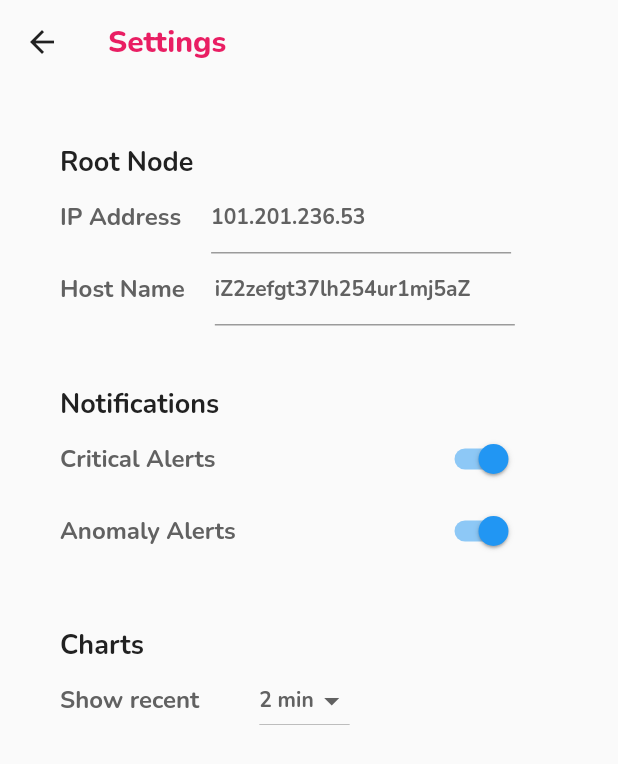
After one commit to es94129/monidata, a Flutter app: the SettingsPage screen opened by its route, on a phone screen of 412 x 824 dp. The commit adds this screen. Shown: the top 764 px of the screen. Run offline on Flutter 3.47's test engine with Material 2 defaults, Android fonts, the phone set to English and light mode, and no system bars; our stand-ins replace fl_chart, flutter_local_notifications.

Commit message:
Add settings page

```diff
--- a/lib/main.dart
+++ b/lib/main.dart
@@ -2,6 +2,7 @@ import 'package:flutter/material.dart';
 
 import 'overview.dart';
 import 'node_list.dart';
+import 'settings.dart';
 import 'service/notification_service.dart';
 
 Future<void> main() async {
@@ -44,6 +45,7 @@ class MyApp extends StatelessWidget {
       routes: {
         '/node_list': (context) => NodeListPage(),
         '/overview': (context) => OverviewPage(),
+        '/settings': (context) => SettingsPage(),
       },
     );
   }
@@ -67,11 +69,19 @@ class MyHomePage extends StatelessWidget {
   Widget build(BuildContext context) {
     return Scaffold(
         appBar: AppBar(
-          backgroundColor: Color(0x00ffffff),
+          backgroundColor: Color(0xffffff),
           elevation: 0,
           title: Text(
             this.title,
           ),
+          actions: <Widget>[
+            IconButton(
+                color: Colors.black54,
+                icon: const Icon(Icons.settings),
+                onPressed: () {
+                  Navigator.pushNamed(context, '/settings');
+                }),
+          ],
         ),
         body: Center(
           child: Column(
--- /dev/null
+++ b/lib/settings.dart
@@ -0,0 +1,145 @@
+import 'package:flutter/material.dart';
+
+class SettingsPage extends StatefulWidget {
+  @override
+  State<StatefulWidget> createState() => _SettingsState();
+}
+
+class _SettingsState extends State<SettingsPage> {
+  bool criticalOn;
+  bool anomalyOn;
+  int windowMinutes = 2;
+
+  TextStyle settingSectionStyle = TextStyle(
+    color: Color(0xff212121),
+    fontWeight: FontWeight.bold,
+    fontSize: 18,
+  );
+
+  TextStyle settingSpecifierStyle = TextStyle(
+    color: Color(0xff616161),
+    fontWeight: FontWeight.bold,
+    fontSize: 16,
+  );
+
+  Widget createSwitch(String specifier, bool value) {
+    return Row(
+      children: <Widget>[
+        SizedBox(
+          width: 250,
+          child: Text(
+            specifier,
+            style: settingSpecifierStyle,
+          ),
+        ),
+        Switch(
+          value: value,
+          onChanged: (bool newValue) {
+            setState(() {
+              criticalOn = newValue;
+            });
+          },
+        ),
+      ],
+    );
+  }
+
+  @override
+  void initState() {
+    criticalOn = anomalyOn = true;
+  }
+
+  @override
+  Widget build(BuildContext context) {
+    return Scaffold(
+        appBar: AppBar(
+          backgroundColor: Color(0x00ffffff),
+          elevation: 0,
+          title: Text('Settings'),
+          iconTheme: Theme.of(context).iconTheme,
+        ),
+        body: GestureDetector(
+          onTap: () {
+            FocusScopeNode currentFocus = FocusScope.of(context);
+            if (!currentFocus.hasPrimaryFocus &&
+                currentFocus.focusedChild != null) {
+              FocusManager.instance.primaryFocus.unfocus();
+            }
+          },
+          child: Container(
+            padding: const EdgeInsets.all(40),
+            child: Column(
+              crossAxisAlignment: CrossAxisAlignment.stretch,
+              children: <Widget>[
+                Text('Root Node', style: settingSectionStyle),
+                Row(
+                  children: <Widget>[
+                    Text('IP Address', style: settingSpecifierStyle),
+                    SizedBox(
+                      width: 20,
+                    ),
+                    SizedBox(
+                      width: 200,
+                      child: TextFormField(
+                        initialValue: '101.201.236.53',
+                        style: Theme.of(context).primaryTextTheme.bodyText2,
+                      ),
+                    ),
+                  ],
+                ),
+                Row(
+                  children: <Widget>[
+                    Text('Host Name', style: settingSpecifierStyle),
+                    SizedBox(
+                      width: 20,
+                    ),
+                    SizedBox(
+                      width: 200,
+                      child: TextFormField(
+                        initialValue: 'iZ2zefgt37lh254ur1mj5aZ',
+                        style: Theme.of(context).primaryTextTheme.bodyText2,
+                      ),
+                    ),
+                  ],
+                ),
+                SizedBox(
+                  height: 40,
+                ),
+                Text('Notifications', style: settingSectionStyle),
+                createSwitch('Critical Alerts', criticalOn),
+                createSwitch('Anomaly Alerts', anomalyOn),
+                SizedBox(
+                  height: 40,
+                ),
+                Text('Charts', style: settingSectionStyle),
+                Row(
+                  children: <Widget>[
+                    Text(
+                      'Show recent',
+                      style: settingSpecifierStyle,
+                    ),
+                    SizedBox(width: 40,),
+                    DropdownButton(
+                      value: windowMinutes,
+                      style: Theme.of(context).primaryTextTheme.bodyText2,
+                      onChanged: (int newValue) {
+                        setState(() {
+                          windowMinutes = newValue;
+                        });
+                      },
+                      items: <int>[1, 2, 5]
+                          .map<DropdownMenuItem<int>>((int value) {
+                        return DropdownMenuItem<int>(
+                          value: value,
+                          child: Text(value.toString() + ' min'),
+                        );
+                      }).toList(),
+                    ),
+                  ],
+                ),
+              ],
+            ),
+          ),
+        ));
+  }
+}
```
Also changed, not shown: pubspec.lock.
